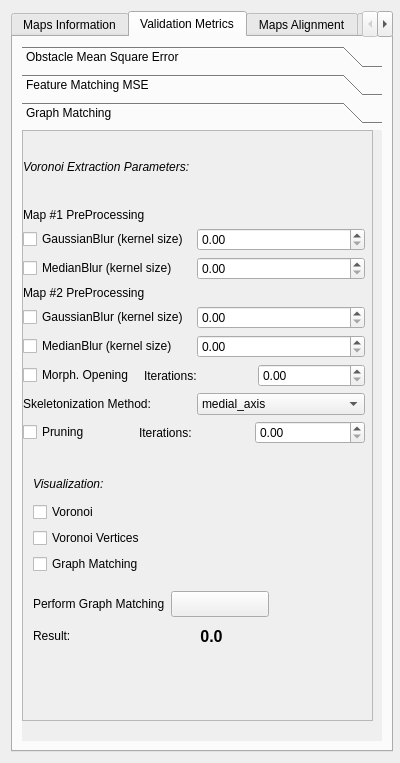
First picture: the form in ogm_gui/ui/validation.ui, repository MariosPro/thesis, before the edit.
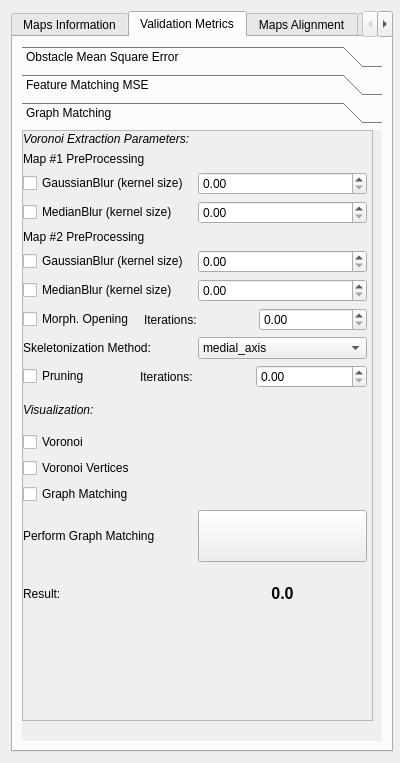
Second picture: the form after the edit. The open tabs and pages were chosen to show the change.

Commit message: Visualize voronoi diagram and vertices in GUI

Patch:
```diff
--- a/ogm_gui/ui/validation.ui
+++ b/ogm_gui/ui/validation.ui
@@ -831,6 +831,9 @@
            <string>Graph Matching</string>
           </attribute>
           <widget class="QScrollArea" name="scrollArea_2">
+           <property name="enabled">
+            <bool>true</bool>
+           </property>
            <property name="geometry">
             <rect>
              <x>0</x>
@@ -839,6 +842,12 @@
              <height>591</height>
             </rect>
            </property>
+           <property name="minimumSize">
+            <size>
+             <width>351</width>
+             <height>580</height>
+            </size>
+           </property>
            <property name="widgetResizable">
             <bool>true</bool>
            </property>
@@ -851,133 +860,17 @@
               <height>589</height>
              </rect>
             </property>
-            <widget class="QWidget" name="layoutWidget_2">
-             <property name="geometry">
-              <rect>
-               <x>10</x>
-               <y>340</y>
-               <width>145</width>
-               <height>103</height>
-              </rect>
-             </property>
-             <layout class="QVBoxLayout" name="verticalLayout_9">
-              <item>
-               <widget class="QLabel" name="label_19">
-                <property name="font">
-                 <font>
-                  <italic>true</italic>
-                 </font>
-                </property>
-                <property name="text">
-                 <string>Visualization:</string>
-                </property>
-               </widget>
-              </item>
-              <item>
-               <widget class="QCheckBox" name="voronoiCheckBox">
-                <property name="text">
-                 <string>Voronoi </string>
-                </property>
-               </widget>
-              </item>
-              <item>
-               <widget class="QCheckBox" name="verticesCheckBox">
-                <property name="text">
-                 <string>Voronoi Vertices</string>
-                </property>
-               </widget>
-              </item>
-              <item>
-               <widget class="QCheckBox" name="graphMatchingCheckBox">
-                <property name="text">
-                 <string>Graph Matching</string>
-                </property>
-               </widget>
-              </item>
-             </layout>
-            </widget>
-            <widget class="QWidget" name="layoutWidget_6">
-             <property name="geometry">
-              <rect>
-               <x>10</x>
-               <y>460</y>
-               <width>236</width>
-               <height>58</height>
-              </rect>
-             </property>
-             <layout class="QVBoxLayout" name="verticalLayout_10">
-              <item>
-               <layout class="QHBoxLayout" name="horizontalLayout_16">
-                <item>
-                 <widget class="QLabel" name="label_20">
-                  <property name="text">
-                   <string>Perform Graph Matching</string>
-                  </property>
-                 </widget>
-                </item>
-                <item>
-                 <widget class="QPushButton" name="graphMatchingPushButton">
-                  <property name="sizePolicy">
-                   <sizepolicy hsizetype="Minimum" vsizetype="Minimum">
-                    <horstretch>0</horstretch>
-                    <verstretch>0</verstretch>
-                   </sizepolicy>
-                  </property>
-                  <property name="maximumSize">
-                   <size>
-                    <width>16777159</width>
-                    <height>16777215</height>
-                   </size>
-                  </property>
-                  <property name="text">
-                   <string/>
-                  </property>
-                 </widget>
-                </item>
-               </layout>
-              </item>
-              <item>
-               <layout class="QHBoxLayout" name="horizontalLayout_17">
-                <item>
-                 <widget class="QLabel" name="label_21">
-                  <property name="text">
-                   <string>Result:</string>
-                  </property>
-                 </widget>
-                </item>
-                <item>
-                 <widget class="QLabel" name="graphMatchingResultLabel">
-                  <property name="font">
-                   <font>
-                    <pointsize>12</pointsize>
-                    <weight>75</weight>
-                    <bold>true</bold>
-                   </font>
-                  </property>
-                  <property name="autoFillBackground">
-                   <bool>false</bool>
-                  </property>
-                  <property name="text">
-                   <string>0.0</string>
-                  </property>
-                  <property name="alignment">
-                   <set>Qt::AlignCenter</set>
-                  </property>
-                 </widget>
-                </item>
-               </layout>
-              </item>
-             </layout>
-            </widget>
-            <widget class="QWidget" name="layoutWidget_4">
+            <widget class="QWidget" name="">
              <property name="geometry">
               <rect>
                <x>0</x>
                <y>1</y>
-               <width>342</width>
-               <height>312</height>
+               <width>344</width>
+               <height>487</height>
               </rect>
              </property>
+             <layout class="QGridLayout" name="gridLayout_11">
+              <item row="0" column="0">
              <layout class="QVBoxLayout" name="verticalLayout_3">
               <item>
                <widget class="QLabel" name="label_11">
@@ -1134,6 +1027,110 @@
                 </item>
                 <item>
                  <widget class="QDoubleSpinBox" name="pruningSpinBox"/>
+                  </item>
+                 </layout>
+                </item>
+               </layout>
+              </item>
+              <item row="1" column="0">
+               <layout class="QGridLayout" name="gridLayout_10">
+                <item row="0" column="0">
+                 <widget class="QLabel" name="label_19">
+                  <property name="font">
+                   <font>
+                    <italic>true</italic>
+                   </font>
+                  </property>
+                  <property name="text">
+                   <string>Visualization:</string>
+                  </property>
+                 </widget>
+                </item>
+                <item row="1" column="0">
+                 <widget class="QCheckBox" name="voronoiCheckBox">
+                  <property name="text">
+                   <string>Voronoi </string>
+                  </property>
+                 </widget>
+                </item>
+                <item row="2" column="0">
+                 <widget class="QCheckBox" name="verticesCheckBox">
+                  <property name="text">
+                   <string>Voronoi Vertices</string>
+                  </property>
+                 </widget>
+                </item>
+                <item row="3" column="0">
+                 <widget class="QCheckBox" name="graphMatchingCheckBox">
+                  <property name="text">
+                   <string>Graph Matching</string>
+                  </property>
+                 </widget>
+                </item>
+               </layout>
+              </item>
+              <item row="2" column="0">
+               <layout class="QVBoxLayout" name="verticalLayout_10">
+                <item>
+                 <layout class="QHBoxLayout" name="horizontalLayout_16">
+                  <item>
+                   <widget class="QLabel" name="label_20">
+                    <property name="text">
+                     <string>Perform Graph Matching</string>
+                    </property>
+                   </widget>
+                  </item>
+                  <item>
+                   <widget class="QPushButton" name="graphMatchingPushButton">
+                    <property name="sizePolicy">
+                     <sizepolicy hsizetype="Minimum" vsizetype="Minimum">
+                      <horstretch>0</horstretch>
+                      <verstretch>0</verstretch>
+                     </sizepolicy>
+                    </property>
+                    <property name="maximumSize">
+                     <size>
+                      <width>16777159</width>
+                      <height>16777215</height>
+                     </size>
+                    </property>
+                    <property name="text">
+                     <string/>
+                    </property>
+                   </widget>
+                  </item>
+                 </layout>
+                </item>
+                <item>
+                 <layout class="QHBoxLayout" name="horizontalLayout_17">
+                  <item>
+                   <widget class="QLabel" name="label_21">
+                    <property name="text">
+                     <string>Result:</string>
+                    </property>
+                   </widget>
+                  </item>
+                  <item>
+                   <widget class="QLabel" name="graphMatchingResultLabel">
+                    <property name="font">
+                     <font>
+                      <pointsize>12</pointsize>
+                      <weight>75</weight>
+                      <bold>true</bold>
+                     </font>
+                    </property>
+                    <property name="autoFillBackground">
+                     <bool>false</bool>
+                    </property>
+                    <property name="text">
+                     <string>0.0</string>
+                    </property>
+                    <property name="alignment">
+                     <set>Qt::AlignCenter</set>
+                    </property>
+                   </widget>
+                  </item>
+                 </layout>
                 </item>
                </layout>
               </item>
```
Left out of the diff: 16 changed lines with no effect on the pictures. Lines whose indentation alone changed are shown as unchanged. The commit also changes 19 other files.
